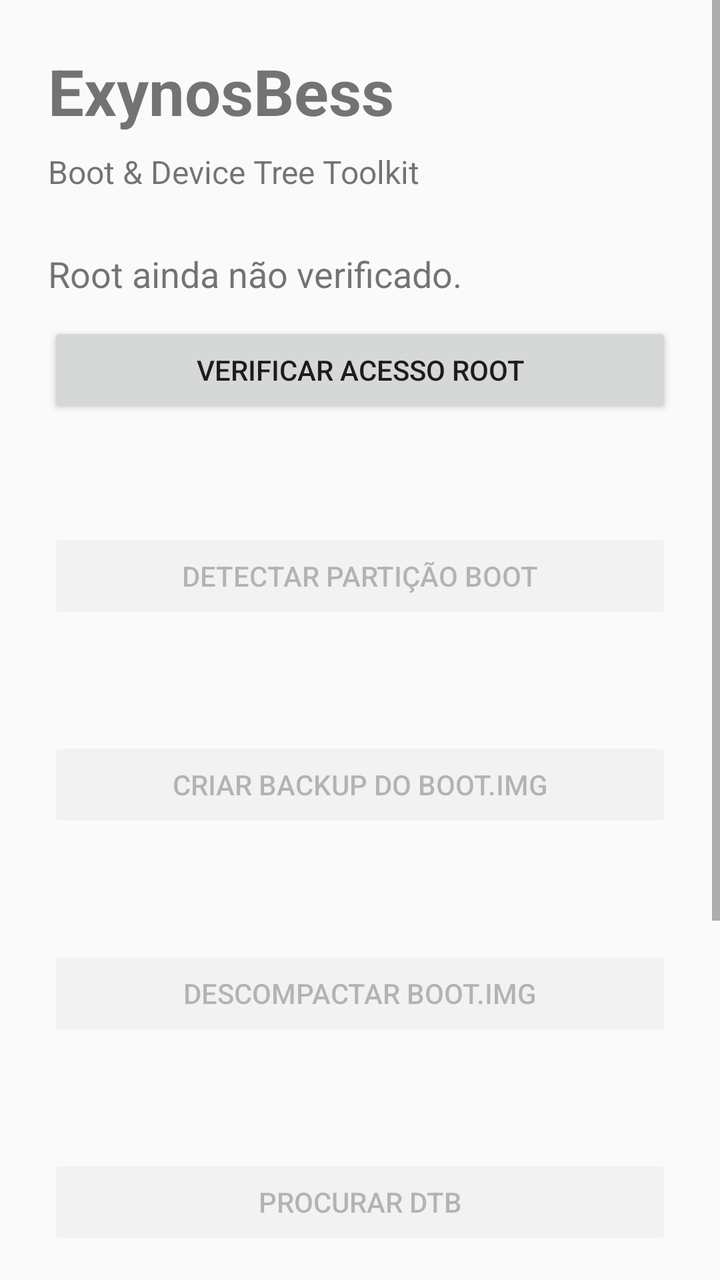
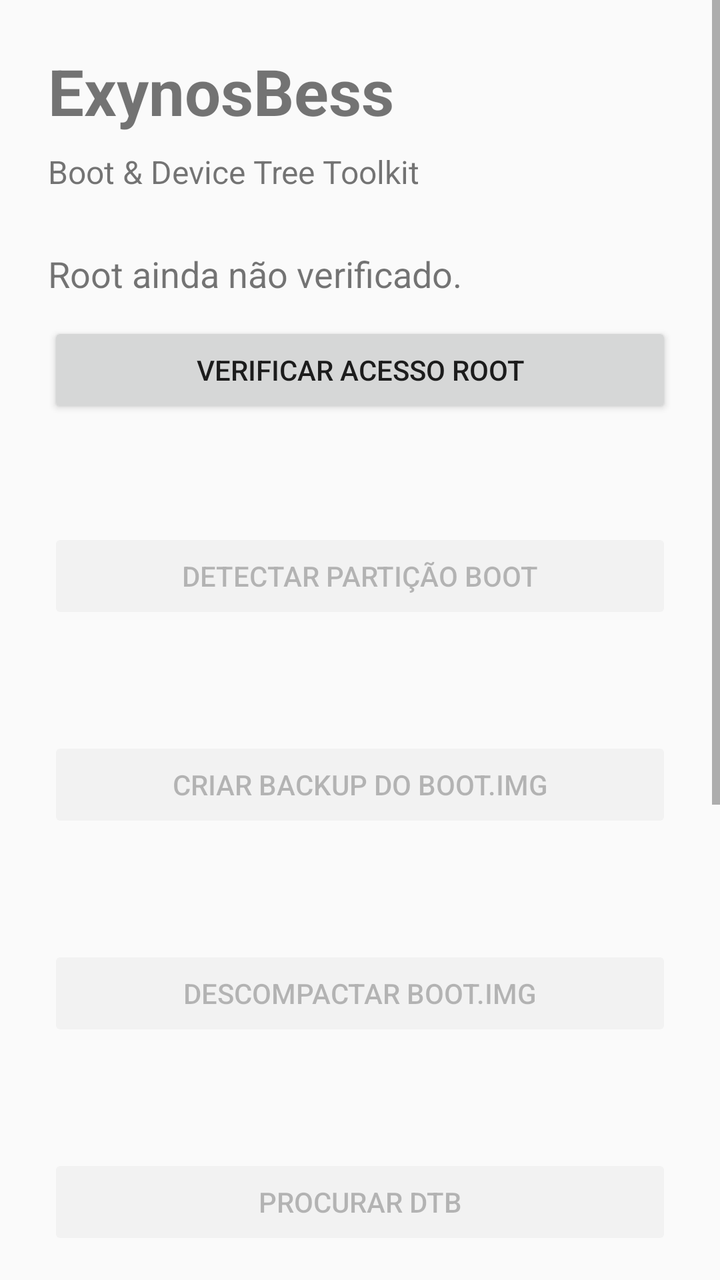

Screens rendered from an Android XML layout before and after an edit, with the pre-edit source and the edit as a unified diff.
<!-- AndroidManifest.xml: application theme android:Theme.Material.Light.NoActionBar -->
<!-- res/layout/activity_main.xml -->
<?xml version="1.0" encoding="utf-8"?>
<ScrollView
    xmlns:android="http://schemas.android.com/apk/res/android"
    android:layout_width="match_parent"
    android:layout_height="match_parent">

    <LinearLayout
        android:layout_width="match_parent"
        android:layout_height="wrap_content"
        android:orientation="vertical"
        android:padding="24dp">

        <TextView
            android:id="@+id/title"
            android:layout_width="wrap_content"
            android:layout_height="wrap_content"
            android:text="ExynosBess"
            android:textSize="32sp"
            android:textStyle="bold"
            android:layout_marginBottom="8dp" />

        <TextView
            android:layout_width="wrap_content"
            android:layout_height="wrap_content"
            android:text="Boot &amp; Device Tree Toolkit"
            android:textSize="16sp"
            android:layout_marginBottom="28dp" />

        <TextView
            android:id="@+id/rootStatus"
            android:layout_width="match_parent"
            android:layout_height="wrap_content"
            android:text="Root ainda não verificado."
            android:textSize="18sp"
            android:layout_marginBottom="12dp" />

        <Button
            android:id="@+id/checkRootButton"
            android:layout_width="match_parent"
            android:layout_height="wrap_content"
            android:text="Verificar acesso root" />

        <TextView
            android:id="@+id/rootOutput"
            android:layout_width="match_parent"
            android:layout_height="wrap_content"
            android:text=""
            android:textSize="14sp"
            android:layout_marginTop="12dp"
            android:layout_marginBottom="24dp" />

        <Button
            android:id="@+id/detectBootButton"
            android:layout_width="match_parent"
            android:layout_height="wrap_content"
            android:text="Detectar partição boot"
            android:enabled="false" />

        <TextView
            android:id="@+id/bootStatus"
            android:layout_width="match_parent"
            android:layout_height="wrap_content"
            android:text=""
            android:textSize="15sp"
            android:layout_marginTop="12dp"
            android:layout_marginBottom="24dp" />

        <Button
            android:id="@+id/backupBootButton"
            android:layout_width="match_parent"
            android:layout_height="wrap_content"
            android:text="Criar backup do boot.img"
            android:enabled="false" />

        <TextView
            android:id="@+id/backupStatus"
            android:layout_width="match_parent"
            android:layout_height="wrap_content"
            android:text=""
            android:textSize="15sp"
            android:layout_marginTop="12dp" />

        <Button
            android:id="@+id/unpackBootButton"
            android:layout_width="match_parent"
            android:layout_height="wrap_content"
            android:text="Descompactar boot.img"
            android:enabled="false"
            android:layout_marginTop="24dp" />

        <TextView
            android:id="@+id/unpackStatus"
            android:layout_width="match_parent"
            android:layout_height="wrap_content"
            android:text=""
            android:textSize="15sp"
            android:layout_marginTop="12dp" />


        <Button
            android:id="@+id/scanDtbButton"
            android:layout_width="match_parent"
            android:layout_height="wrap_content"
            android:text="Procurar DTB"
            android:enabled="false"
            android:layout_marginTop="24dp" />

        <TextView
            android:id="@+id/dtbScanStatus"
            android:layout_width="match_parent"
            android:layout_height="wrap_content"
            android:text=""
            android:textSize="15sp"
            android:layout_marginTop="12dp" />


        <Button
            android:id="@+id/extractDtbButton"
            android:layout_width="match_parent"
            android:layout_height="wrap_content"
            android:text="Extrair DTBs"
            android:enabled="false"
            android:layout_marginTop="24dp" />

        <TextView
            android:id="@+id/dtbExtractStatus"
            android:layout_width="match_parent"
            android:layout_height="wrap_content"
            android:text=""
            android:textSize="15sp"
            android:layout_marginTop="12dp" />


        <Button
            android:id="@+id/decompileDtbButton"
            android:layout_width="match_parent"
            android:layout_height="wrap_content"
            android:text="Converter DTB para DTS"
            android:enabled="false"
            android:layout_marginTop="24dp" />

        <TextView
            android:id="@+id/decompileDtbStatus"
            android:layout_width="match_parent"
            android:layout_height="wrap_content"
            android:text=""
            android:textSize="15sp"
            android:layout_marginTop="12dp" />

    </LinearLayout>

</ScrollView>
<!-- resources referenced by this layout -->
<resources>

</resources>

<!-- the commit's change to res/layout/activity_main.xml (unified diff, before → after) -->
@@ -147,6 +147,23 @@
             android:textSize="15sp"
             android:layout_marginTop="12dp" />
 
+
+        <Button
+            android:id="@+id/openDts0Button"
+            android:layout_width="match_parent"
+            android:layout_height="wrap_content"
+            android:text="Abrir DTS 0"
+            android:enabled="false"
+            android:layout_marginTop="24dp" />
+
+        <Button
+            android:id="@+id/openDts1Button"
+            android:layout_width="match_parent"
+            android:layout_height="wrap_content"
+            android:text="Abrir DTS 1"
+            android:enabled="false"
+            android:layout_marginTop="8dp" />
+
     </LinearLayout>
 
 </ScrollView>
